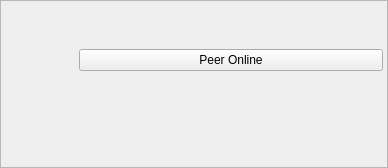
RetroShare/RetroShare, file retroshare-gui/src/gui/toaster/OnlineToaster.ui: the form before one commit.
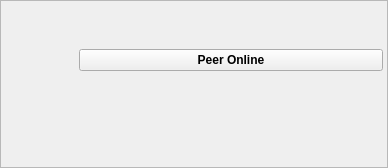
The form after the commit. Icons and pictures are not drawn.

Commit message: * Set Peer Online Bold and with a set TextColor

Diff of the .ui file:
```diff
--- a/retroshare-gui/src/gui/toaster/OnlineToaster.ui
+++ b/retroshare-gui/src/gui/toaster/OnlineToaster.ui
@@ -137,6 +137,16 @@
         </item>
         <item row="1" column="1" >
          <widget class="QPushButton" name="messageButton" >
+          <property name="font" >
+           <font>
+            <weight>75</weight>
+            <bold>true</bold>
+           </font>
+          </property>
+          <property name="styleSheet" >
+           <string notr="true" >color: qlineargradient(x1: 0, y1: 0, x2: 0, y2: 1,
+                                     stop: 0 #49881F, stop: 1 #49881F );</string>
+          </property>
           <property name="text" >
            <string>Peer Online</string>
           </property>
```
